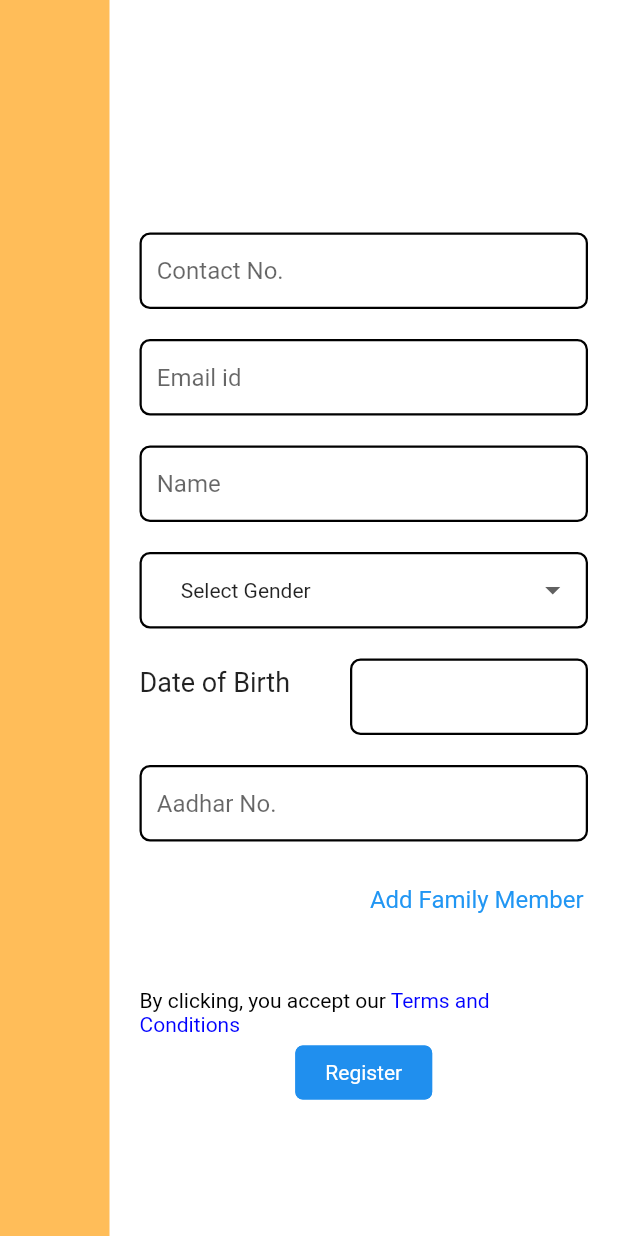
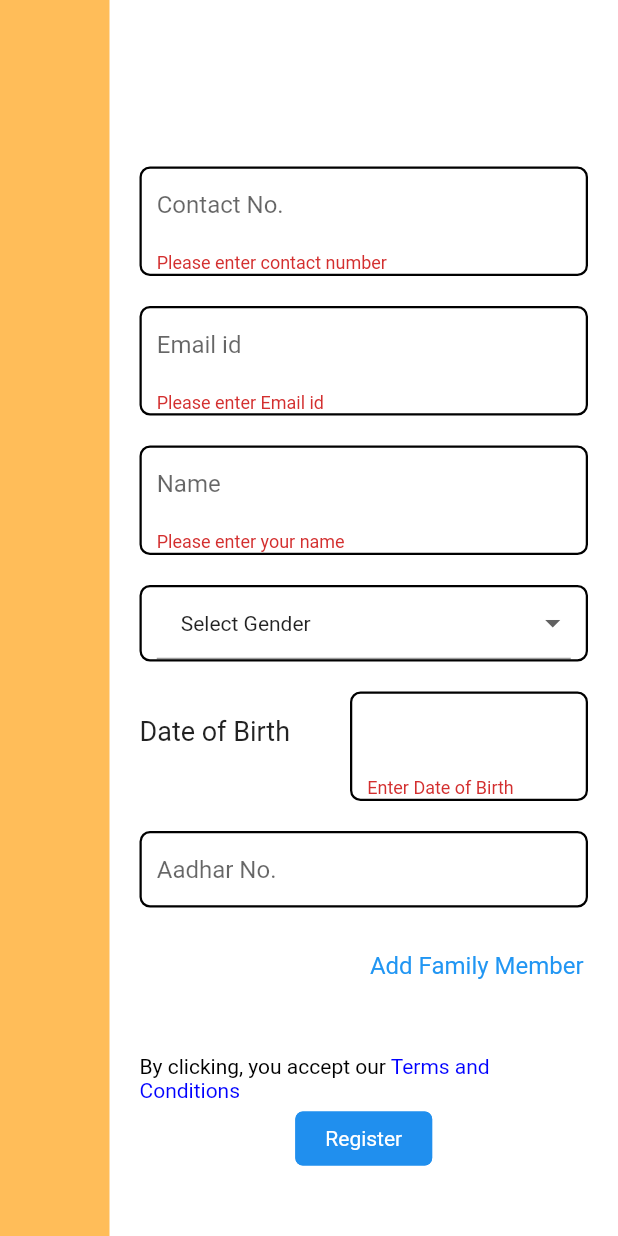
Before and after one commit to ameyathakur/cubic, a Flutter app: the RegisterScreen screen opened directly, after a tap on "Register", on a phone screen of 412 x 824 dp. Run offline on Flutter 3.47's test engine with Material 2 defaults, Android fonts, the light colour scheme and no system bars; drawn by our look-alikes of dropdown_button2; our stand-ins replace intl_phone_field, timer_count_down; missing offline and left inert: amplify_api, amplify_core, amplify_flutter.

```diff
--- a/lib/UI/PaymentScreen.dart
+++ b/lib/UI/PaymentScreen.dart
@@ -8,6 +8,7 @@ int price = 500;
 
 class PaymentScreen extends StatelessWidget {
   const PaymentScreen({Key? key}) : super(key: key);
+
 
   @override
   Widget build(BuildContext context) {
--- a/lib/UI/RegisterScreen.dart
+++ b/lib/UI/RegisterScreen.dart
@@ -21,8 +21,6 @@ import '../models/ModelProvider.dart';
 TextEditingController email = new TextEditingController(),
     contact = new TextEditingController();
 
-
-
 String dob = "";
 
 var widgets = <Widget>[];
@@ -36,7 +34,6 @@ List<String> genders = <String>[
 
 String selectedGender = 'Select Gender';
 
-
 TextStyle defaultStyle = TextStyle(color: Colors.black);
 TextStyle linkStyle = TextStyle(color: const Color(0XFF0000FF));
 
@@ -49,24 +46,21 @@ class RegisterScreen extends StatefulWidget {
 
 class _RegisterScreenState extends State<RegisterScreen> {
   List<FamilyMember> members = [];
-
+  final _formKey = GlobalKey<FormState>();
 
   var namecontroller = TextEditingController();
   var dobcontroller = TextEditingController();
   var adharcontroller = TextEditingController();
   var relationcontroller = TextEditingController();
 
-
   @override
   Widget build(BuildContext context) {
-
     MemberModel firstModel = new MemberModel(
         name: namecontroller.text.toString(),
         relation: "Self",
         adhar: adharcontroller.text.toString(),
         gender: selectedGender,
         dob: dobcontroller.text.toString());
-
 
     return Scaffold(
       resizeToAvoidBottomInset: false,
@@ -82,6 +76,8 @@ class _RegisterScreenState extends State<RegisterScreen> {
           Expanded(
               child: SingleChildScrollView(
                   padding: EdgeInsets.only(top: 50),
+                child: Form(
+                  key: _formKey,
                   child: Column(
                     children: [
                       Container(
@@ -93,7 +89,13 @@ class _RegisterScreenState extends State<RegisterScreen> {
                                   Border.all(color: Colors.black, width: 1.5),
                               borderRadius: BorderRadius.circular(7)),
                           child: Center(
-                            child: TextField(
+                            child: TextFormField(
+                              validator: (value) {
+                                if (value == null || value.isEmpty) {
+                                  return 'Please enter contact number';
+                                }
+                                return null;
+                              },
                               controller: contact,
                               decoration: InputDecoration(
                                   contentPadding: EdgeInsets.only(left: 10.0),
@@ -110,7 +112,16 @@ class _RegisterScreenState extends State<RegisterScreen> {
                                   Border.all(color: Colors.black, width: 1.5),
                               borderRadius: BorderRadius.circular(7)),
                           child: Center(
-                            child: TextField(
+                            child: TextFormField(
+                              validator: (value) {
+                                if (value == null || value.isEmpty) {
+                                  return 'Please enter Email id';
+                                }
+                                if(!value.contains('@')){
+                                  return 'Email id is invalid';
+                                }
+                                return null;
+                              },
                               controller: email,
                               decoration: InputDecoration(
                                   contentPadding: EdgeInsets.only(left: 10.0),
@@ -130,9 +141,14 @@ class _RegisterScreenState extends State<RegisterScreen> {
                                       color: Colors.black, width: 1.5),
                                   borderRadius: BorderRadius.circular(7)),
                               child: Center(
-                                child: TextField(
+                                child: TextFormField(
                                   controller: namecontroller,
-
+                                  validator: (value) {
+                                    if (value == null || value.isEmpty) {
+                                      return 'Please enter your name';
+                                    }
+                                    return null;
+                                  },
                                   decoration: InputDecoration(
                                       contentPadding:
                                           EdgeInsets.only(left: 10.0),
@@ -152,7 +168,12 @@ class _RegisterScreenState extends State<RegisterScreen> {
                             child: Padding(
                               padding: EdgeInsets.only(left: 10, right: 10),
                               child: DropdownButtonHideUnderline(
-                                  child: DropdownButton2(
+                                  child: DropdownButtonFormField2(
+                                    validator: (value){
+                                      if(value == 'Select Item'){
+                                        return 'Please select gender';
+                                      }
+                                    },
                                       hint: Text(
                                         'Select Item',
                                       ),
@@ -173,7 +194,6 @@ class _RegisterScreenState extends State<RegisterScreen> {
                                         setState(() {
                                           selectedGender = newValue!;
                                         });
-
                                       })),
                             ),
                           ),
@@ -197,7 +217,14 @@ class _RegisterScreenState extends State<RegisterScreen> {
                                             color: Colors.black, width: 1.5),
                                         borderRadius: BorderRadius.circular(7)),
                                     child: Center(
-                                      child: TextField(
+                                      child: TextFormField(
+
+                                        validator: (value){
+                                          if (value == null || value.isEmpty) {
+                                            return 'Enter Date of Birth';
+                                          }
+                                          return null;
+                                        },
                                         controller: dobcontroller,
                                         decoration: InputDecoration(
                                             contentPadding:
@@ -209,14 +236,14 @@ class _RegisterScreenState extends State<RegisterScreen> {
                                             initialDate: DateTime.now(),
                                             firstDate: DateTime(1900, 1),
                                             lastDate: DateTime.now(),
-                                          )
-                                          .then((pickedDate) {
+                                          ).then((pickedDate) {
                                             setState(() {
                                               var date = DateTime.parse(
                                                   pickedDate.toString());
                                               var formattedDate =
                                                   "${date.day}-${date.month}-${date.year}";
-                                              dobcontroller.text = formattedDate;
+                                              dobcontroller.text =
+                                                  formattedDate;
                                               dob = formattedDate;
                                             });
                                           });
@@ -286,6 +313,12 @@ class _RegisterScreenState extends State<RegisterScreen> {
                       Button(
                           text: 'Register',
                           onPress: () async {
+                            if (_formKey.currentState!.validate()) {
+                              // If the form is valid, display a snackbar. In the real world,
+                              // you'd often call a server or save the information in a database.
+                              ScaffoldMessenger.of(context).showSnackBar(
+                                const SnackBar(content: Text('Registering')));
+
                                   // Add the following line to add API plugin to your app
                                   if (!Amplify.isConfigured) {
                                 Amplify.addPlugin(AmplifyAPI(
@@ -298,7 +331,7 @@ class _RegisterScreenState extends State<RegisterScreen> {
                                 List data = <MemberModel>[];
                                 data.add(firstModel);
 
-                              for(int i=0; i<members.length; i++){
+                                for (int i = 0; i < members.length; i++) {
                                   data.add(members[i].memberModel);
                                 }
 
@@ -333,12 +366,15 @@ class _RegisterScreenState extends State<RegisterScreen> {
                                   MaterialPageRoute(
                                       builder: (BuildContext context) =>
                                           PaymentScreen()));
+
+                            }
+
                           },
                           color: const Color(0XFF208FEE),
                           borderColor: const Color(0XFF208FEE),
                           textColor: Colors.white)
                     ],
-                  ))),
+                  ))),)
         ],
       ),
     );
--- a/lib/Widgets/FamilyMember.dart
+++ b/lib/Widgets/FamilyMember.dart
@@ -45,6 +45,12 @@ class _FamilyMemberState extends State<FamilyMember> {
                 borderRadius: BorderRadius.circular(7)),
             child: Center(
               child: TextFormField(
+                validator: (value){
+                  if (value == null || value.isEmpty) {
+                    return 'Please Enter Name';
+                  }
+                  return null;
+                },
                 onChanged: (val) => widget.memberModel.name = val!,
                 decoration: InputDecoration(
                     contentPadding: EdgeInsets.only(left: 10.0),
@@ -162,7 +168,4 @@ class _FamilyMemberState extends State<FamilyMember> {
       ],
       ) )));
   }
-
-
-
 }
```
Lines whose indentation alone changed are shown as unchanged.
